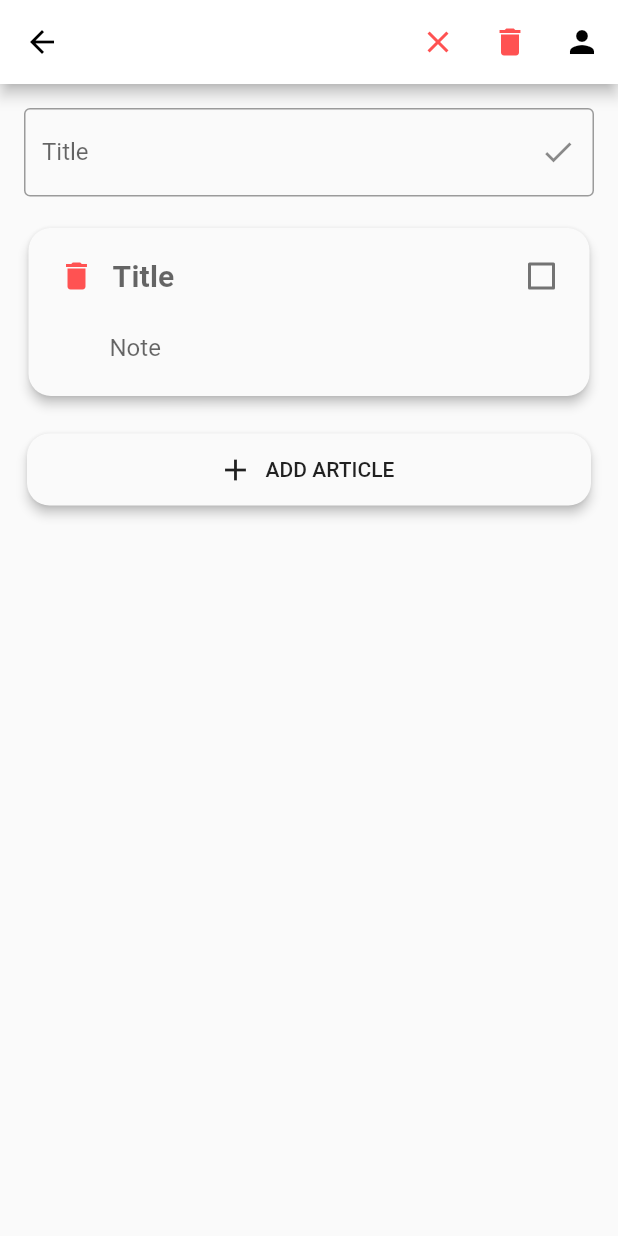
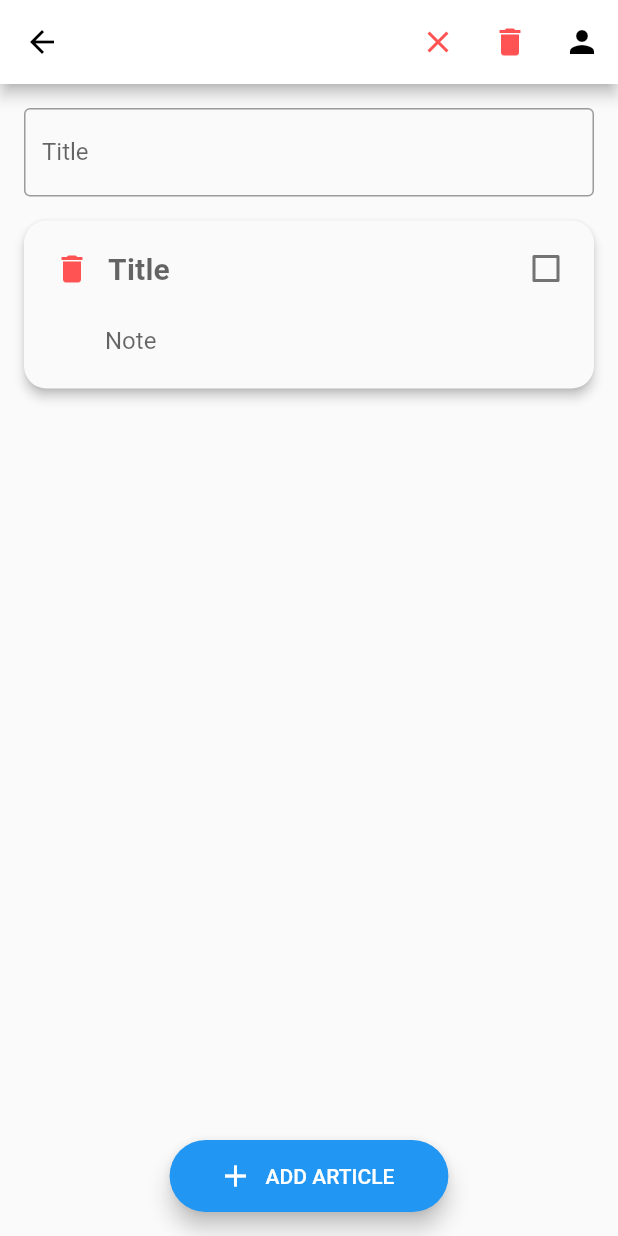
Before and after one commit to EliasDolinsek/sharedshopping, a Flutter app: the ShoppingListPage screen opened directly with empty values, after a tap on the "check" icon, after a tap on "ADD ARTICLE", on a phone screen of 412 x 824 dp. Run offline on Flutter 3.47's test engine with Material 2 defaults, Android fonts, the phone set to English and light mode, and no system bars; our stand-ins replace cached_network_image, cloud_firestore, firebase_auth, firebase_storage, google_sign_in, image_picker; accounts and stored records are empty.

Commit message:
Finished app

```diff
--- a/lib/layouts/profile_settings_layout.dart
+++ b/lib/layouts/profile_settings_layout.dart
@@ -85,7 +85,7 @@ class ProfileSettings extends StatelessWidget {
           stream: dataProvider.userDataStream,
           builder: (context, snapshot) {
             if (snapshot.hasData && !snapshot.hasError) {
-              final user = User.fromMap(snapshot.data.data);
+              final user = User.fromMap(snapshot.data.data, snapshot.data.documentID);
               return AvatarSettings(dataProvider.firebaseUserID, user.avatarURL);
             } else {
               return AvatarPlaceholder("LOADING...");
@@ -213,7 +213,7 @@ class _UsernameSettingsState extends State<UsernameSettings> {
       stream: DataProvider.of(context).userDataStream,
       builder: (context, AsyncSnapshot<DocumentSnapshot> snapshot) {
         if (snapshot.hasData && !snapshot.hasError) {
-          var user = User.fromMap(snapshot.data.data);
+          var user = User.fromMap(snapshot.data.data, snapshot.data.documentID);
           _username = user.name;
 
           return RaisedTextField(
--- a/lib/layouts/user_list_layout.dart
+++ b/lib/layouts/user_list_layout.dart
@@ -29,7 +29,7 @@ class UsersList extends StatelessWidget {
           Firestore.instance.collection("users").document(userID).snapshots(),
       builder: (context, snapshot) {
         if (!snapshot.hasError && snapshot.hasData) {
-          var user = User.fromMap(snapshot.data.data);
+          var user = User.fromMap(snapshot.data.data, snapshot.data.documentID);
 
           return CachedNetworkImage(
               imageUrl: user.avatarURL,
--- a/lib/pages/shopping_list_page.dart
+++ b/lib/pages/shopping_list_page.dart
@@ -2,6 +2,7 @@ import 'package:cloud_firestore/cloud_firestore.dart';
 import 'package:flutter/material.dart';
 import 'package:sharedshopping/core/article.dart';
 import 'package:sharedshopping/core/shopping_list.dart';
+import 'package:sharedshopping/pages/users_list_page.dart';
 import '../core/data_tool.dart' as dataTool;
 
 class ShoppingListPage extends StatefulWidget {
@@ -52,7 +53,34 @@ class _ShoppingListPageState extends State<ShoppingListPage> {
         title: Text(_shoppingList.title, style: TextStyle(color: Colors.black)),
         iconTheme: IconThemeData(color: Colors.black),
         backgroundColor: Colors.white,
-        actions: <Widget>[
+        actions: _buildActions(),
+      ),
+      body: ListView(
+        children: <Widget>[
+          _buildTitleSetting(),
+          SizedBox(height: 16.0),
+          ShoppingListArticlesList(_shoppingList),
+        ],
+      ),
+      floatingActionButtonLocation: FloatingActionButtonLocation.centerFloat,
+      floatingActionButton: FloatingActionButton.extended(
+        label: FlatButton.icon(
+          onPressed: () => dataTool.addArticle(Article(), _shoppingList),
+          icon: Icon(
+            Icons.add,
+            color: Colors.white,
+          ),
+          label: Text(
+            "ADD ARTICLE",
+            style: TextStyle(color: Colors.white),
+          ),
+        ),
+      ),
+    );
+  }
+
+  List<Widget> _buildActions() {
+    return [
       _buildDoneIconButton(),
       IconButton(
         icon: Icon(
@@ -65,20 +93,12 @@ class _ShoppingListPageState extends State<ShoppingListPage> {
               builder: (context) => _buildDeleteShoppingListDialog());
         },
       ),
-          IconButton(icon: Icon(Icons.person), onPressed: () {})
-        ],
-      ),
-      body: Padding(
-        padding: const EdgeInsets.all(16.0),
-        child: Column(
-          children: <Widget>[
-            _buildTitleSetting(),
-            SizedBox(height: 16.0),
-            ShoppingListArticlesList(_shoppingList),
-          ],
-        ),
-      ),
-    );
+      IconButton(
+        icon: Icon(Icons.person),
+        onPressed: () => Navigator.of(context).push(MaterialPageRoute(
+            builder: (context) => UsersListPage(_shoppingList.id)),),
+      )
+    ];
   }
 
   Widget _buildDeleteShoppingListDialog() {
@@ -101,16 +121,16 @@ class _ShoppingListPageState extends State<ShoppingListPage> {
   }
 
   Widget _buildTitleSetting() {
-    return TextField(
+    return Padding(
+      padding: const EdgeInsets.only(left: 16.0, right: 16.0, top: 16.0),
+      child: TextField(
         controller: _textEditingController,
-      decoration: InputDecoration(
-          border: OutlineInputBorder(),
-          suffixIcon: IconButton(
-              icon: Icon(Icons.check), onPressed: () => _updateTitle(_title)),
-          labelText: "Title"),
+        decoration:
+            InputDecoration(border: OutlineInputBorder(), labelText: "Title"),
         onChanged: (value) {
-        _title = value;
+          _updateTitle(value);
         },
+      ),
     );
   }
 
@@ -157,48 +177,16 @@ class ShoppingListArticlesList extends StatelessWidget {
 
   @override
   Widget build(BuildContext context) {
-    return Expanded(
-      child: ListView.builder(
-        shrinkWrap: true,
-        itemBuilder: (context, index) {
-          return Padding(
-            padding: EdgeInsets.symmetric(horizontal: 2, vertical: 4),
-            child: _buildWidgetForIndex(index),
-          );
-        },
-        itemCount: shoppingList.articlesIDs.length + 1,
-      ),
+    return Column(
+      children: shoppingList.articlesIDs
+          .map((articleID) => _buildArticleCard(articleID))
+          .toList(),
     );
   }
 
-  Widget _buildWidgetForIndex(int index){
-    if (index == shoppingList.articlesIDs.length) {
-      return _buildAddArticleCard();
-    } else {
+  Widget _buildArticleCard(String articleID) {
     return Padding(
-        padding: const EdgeInsets.all(1.0),
-        child: _buildArticle(shoppingList.articlesIDs.elementAt(index)),
-      );
-    }
-  }
-
-  Widget _buildAddArticleCard(){
-    return Material(
-      elevation: 3,
-      borderRadius: BorderRadius.circular(15),
-      child: FlatButton.icon(
-        onPressed: () {
-          dataTool.addArticle(Article(), shoppingList);
-        },
-        icon: Icon(Icons.add),
-        label: Text("ADD ARTICLE"),
-      ),
-    );
-  }
-
-  Widget _buildArticle(String articleID) {
-    return Padding(
-      padding: const EdgeInsets.only(bottom: 16.0),
+      padding: const EdgeInsets.only(left: 16.0, right: 16.0, bottom: 16.0),
       child: Material(
         elevation: 3,
         borderRadius: BorderRadius.circular(15),
@@ -209,18 +197,32 @@ class ShoppingListArticlesList extends StatelessWidget {
               .snapshots(),
           builder: (context, snapshot) {
             if (snapshot.hasData && !snapshot.hasError) {
-              final article =
-                  Article.fromMap(snapshot.data.data, snapshot.data.documentID);
+              return _buildArticleCardContent(Article.fromMap(
+                  snapshot.data.data, snapshot.data.documentID));
+            } else if (!snapshot.hasError) {
+              return _buildArticleError();
+            } else {
+              return _buildArticleLoading();
+            }
+          },
+        ),
+      ),
+    );
+  }
+
+  Widget _buildArticleCardContent(Article article) {
     return Padding(
       padding: const EdgeInsets.all(8.0),
       child: Column(
         children: <Widget>[
-                    _buildArticleTitleActionControls(article),
+          _buildArticleTitleAndActions(article),
           _buildArticleNote(article),
         ],
       ),
     );
-            } else if (!snapshot.hasError) {
+  }
+
+  Widget _buildArticleError() {
     return Padding(
       padding: const EdgeInsets.symmetric(vertical: 8.0),
       child: Center(
@@ -229,19 +231,16 @@ class ShoppingListArticlesList extends StatelessWidget {
         ),
       ),
     );
-            } else {
+  }
+
+  Widget _buildArticleLoading() {
     return Padding(
       padding: const EdgeInsets.symmetric(vertical: 16.0),
       child: Center(child: CircularProgressIndicator()),
     );
   }
-          },
-        ),
-      ),
-    );
-  }
 
-  Widget _buildArticleTitleActionControls(Article article) {
+  Widget _buildArticleTitleAndActions(Article article) {
     return Row(
       children: <Widget>[
         IconButton(
--- a/lib/pages/sign_in_page.dart
+++ b/lib/pages/sign_in_page.dart
@@ -122,6 +122,6 @@ class _SignInPageState extends State<SignInPage> {
 
   void _showMainPage() {
     Navigator.of(context)
-        .pushReplacement(MaterialPageRoute(builder: (context) => StartPage()));
+        .pushReplacement(MaterialPageRoute(builder: (context) => MyApp()));
   }
 }
```
Also changed, not shown: lib/core/data_tool.dart (+31 -1 lines), lib/core/user.dart (+4 -5 lines), lib/layouts/overview_layout.dart (+51 -55 lines), lib/main.dart (+25 -21 lines), lib/pages/users_list_page.dart (added, +278 -0 lines). Lines whose indentation alone changed are shown as unchanged.
